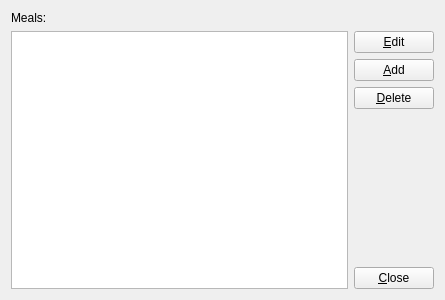
This is Ui_Files/EditMealsDialog.ui in mfiejtek/MealGambler as Qt 5 draws it before an edit. The edited form follows.
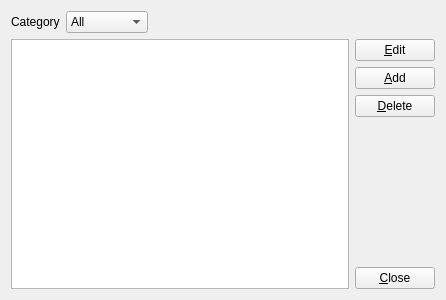
This is the edited form.

Commit message: added category filter

```diff
--- a/Ui_Files/EditMealsDialog.ui
+++ b/Ui_Files/EditMealsDialog.ui
@@ -6,24 +6,79 @@
    <rect>
     <x>0</x>
     <y>0</y>
-    <width>445</width>
+    <width>446</width>
     <height>300</height>
    </rect>
   </property>
   <property name="windowTitle">
    <string>Dialog</string>
   </property>
-  <layout class="QGridLayout" name="gridLayout_2">
+  <layout class="QGridLayout" name="gridLayout">
    <item row="0" column="0">
-    <layout class="QGridLayout" name="gridLayout">
-     <item row="0" column="0">
-      <widget class="QLabel" name="label">
-       <property name="text">
-        <string>Meals:</string>
-       </property>
-      </widget>
+    <layout class="QVBoxLayout" name="verticalLayout_2">
+     <item>
+      <layout class="QHBoxLayout" name="horizontalLayout_2">
+       <item>
+        <layout class="QFormLayout" name="formLayout">
+         <item row="0" column="0">
+          <widget class="QLabel" name="categoryLabel">
+           <property name="text">
+            <string>Category</string>
+           </property>
+          </widget>
+         </item>
+         <item row="0" column="1">
+          <widget class="QComboBox" name="categoryComboBox">
+           <item>
+            <property name="text">
+             <string>All</string>
+            </property>
+           </item>
+           <item>
+            <property name="text">
+             <string>Breakfast</string>
+            </property>
+           </item>
+           <item>
+            <property name="text">
+             <string>Dinner</string>
+            </property>
+           </item>
+           <item>
+            <property name="text">
+             <string>Supper</string>
+            </property>
+           </item>
+           <item>
+            <property name="text">
+             <string>Snack</string>
+            </property>
+           </item>
+           <item>
+            <property name="text">
+             <string>Other</string>
+            </property>
+           </item>
+          </widget>
+         </item>
+        </layout>
+       </item>
+       <item>
+        <spacer name="horizontalSpacer">
+         <property name="orientation">
+          <enum>Qt::Horizontal</enum>
+         </property>
+         <property name="sizeHint" stdset="0">
+          <size>
+           <width>40</width>
+           <height>20</height>
+          </size>
+         </property>
+        </spacer>
+       </item>
+      </layout>
      </item>
-     <item row="1" column="0">
+     <item>
       <layout class="QHBoxLayout" name="horizontalLayout">
        <item>
         <widget class="QListView" name="listView">
```
The commit also changes 6 other files.
